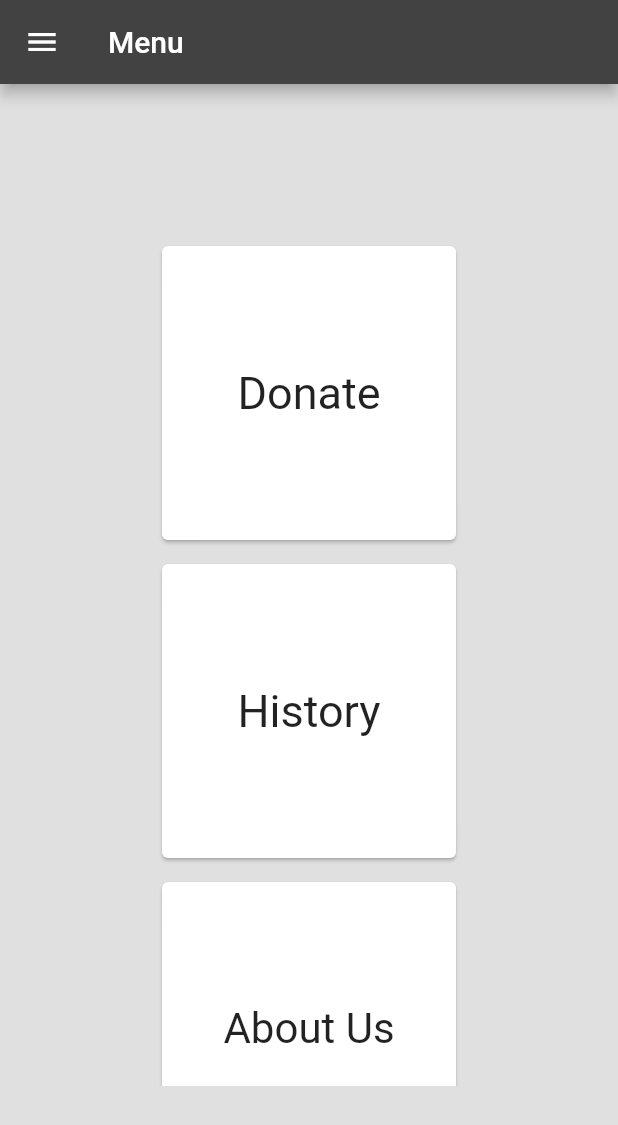
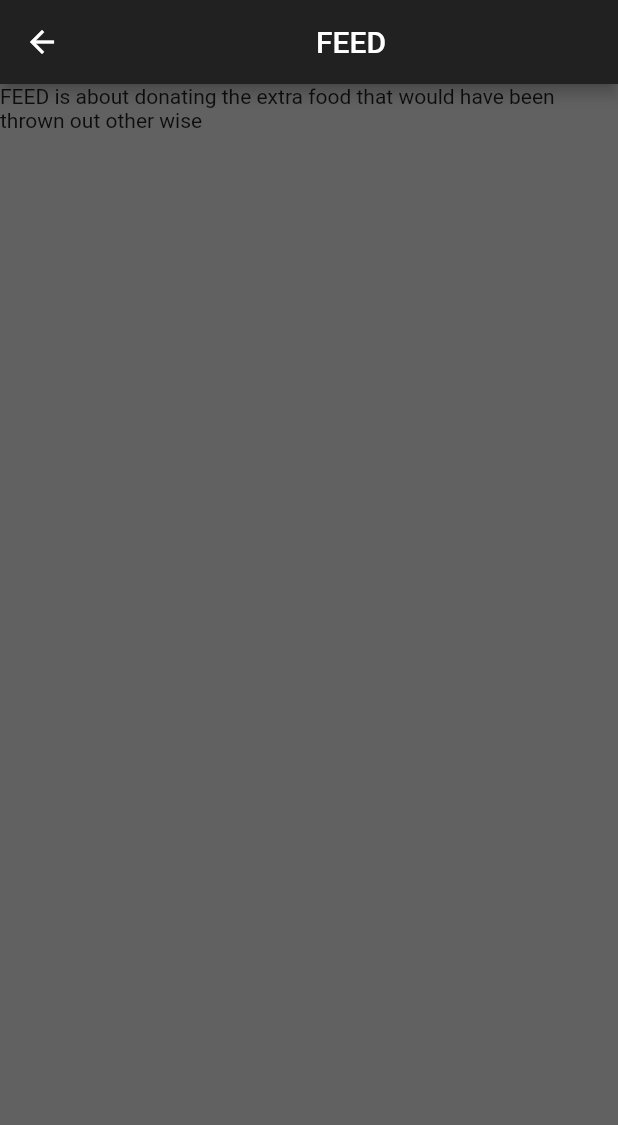
Before and after one commit to SauravSushil/FEED-App, a Flutter app: the DonateHome screen opened by its route, after a tap on "About Us", on a phone screen of 412 x 824 dp. Shown: the top 1125 px of the screen. Run offline on Flutter 3.47's test engine with Material 2 defaults, Android fonts, the phone set to English and light mode, and no system bars; our stand-ins replace cloud_firestore, firebase_auth, firebase_core, google_fonts; accounts and stored records are empty.

Commit message:
Added about us page

```diff
--- a/lib/DonateHome.dart
+++ b/lib/DonateHome.dart
@@ -1,3 +1,4 @@
+import 'package:Feed/aboutUs.dart';
 import 'package:Feed/login_page.dart';
 import 'package:flutter/material.dart';
 import 'package:flutter/src/widgets/container.dart';
@@ -112,7 +113,13 @@ class _DonateHomeState extends State<DonateHome> {
             Card(
               margin: const EdgeInsets.all(8.0),
               child: InkWell(
-                onTap: () {},
+                onTap: () {
+                  Navigator.push(
+                      context,
+                      MaterialPageRoute(
+                        builder: (context) => const aboutUsPage(),
+                      ));
+                },
                 splashColor: Colors.deepPurpleAccent,
                 child: Center(
                   child: Column(
--- a/lib/Donatepage.dart
+++ b/lib/Donatepage.dart
@@ -62,10 +62,6 @@ class _DonatePageState extends State<DonatePage> {
                 TextField(
                   controller: _phNumController,
                   decoration: const InputDecoration(labelText: 'Phone Number'),
-                ),
-                TextField(
-                  controller: _pDateController,
-                  decoration: const InputDecoration(labelText: 'Drop Location'),
                 ),
                 TextField(
                   controller: _pTimeController,
--- /dev/null
+++ b/lib/aboutUs.dart
@@ -0,0 +1,31 @@
+import 'package:flutter/material.dart';
+import 'package:cloud_firestore/cloud_firestore.dart';
+import 'package:firebase_core/firebase_core.dart';
+
+class aboutUsPage extends StatefulWidget {
+  const aboutUsPage({Key? key}) : super(key : key);
+
+  @override
+  State<aboutUsPage> createState() => _aboutUsPageState();
+}
+
+class _aboutUsPageState extends State<aboutUsPage> {
+  @override
+  Widget build(BuildContext context) {
+    return Scaffold(
+        backgroundColor: Colors.grey[700],
+        appBar: AppBar(
+          backgroundColor: Colors.grey[900],
+          title: const Center(
+              child: Text("FEED")
+          ),
+        ),
+
+        body: Container(
+          child: const Text("FEED is about donating the extra food that would have been thrown out other wise"),
+        )
+    );
+  }
+
+
+}
```
Also changed, not shown: lib/receiver_page.dart (+8 -8 lines).
